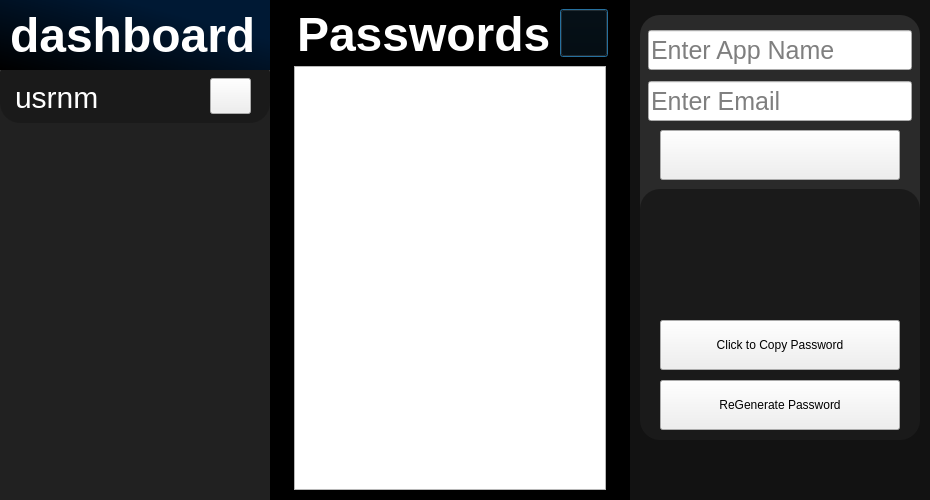
mvrck-dev/Clover, file clover_dashboard.ui: the form before one commit.
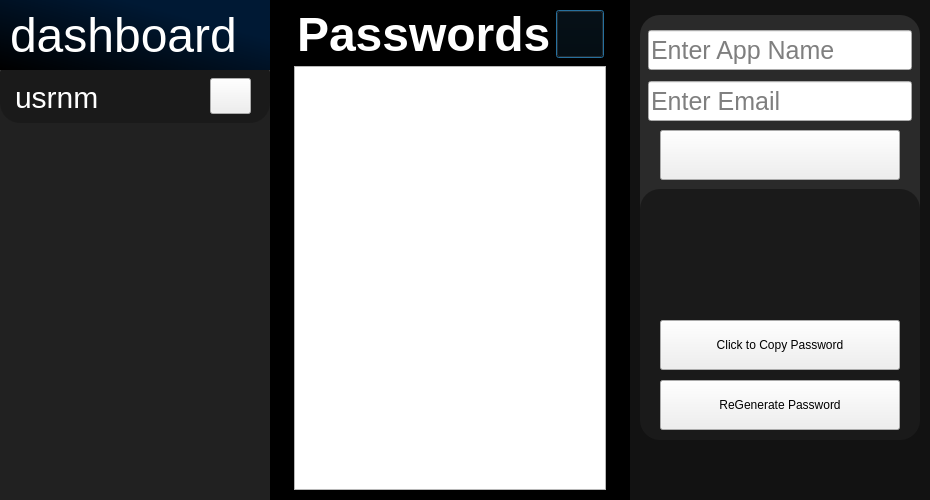
The form after the commit. Icons and pictures are not drawn.

The edit to the form file:
```diff
--- a/clover_dashboard.ui
+++ b/clover_dashboard.ui
@@ -80,7 +80,7 @@
      </rect>
     </property>
     <property name="styleSheet">
-     <string notr="true">#dashboard_text{color: #FFFFFF; font-size: 48px; font-weight: 500;}</string>
+     <string notr="true">#dashboard_text{color: #FFFFFF; font-size: 48px; font-weight: 200;}</string>
     </property>
     <property name="text">
      <string>dashboard</string>
@@ -105,8 +105,8 @@
    <widget class="QPushButton" name="removebtn">
     <property name="geometry">
      <rect>
-      <x>560</x>
-      <y>9</y>
+      <x>556</x>
+      <y>10</y>
       <width>48</width>
       <height>48</height>
      </rect>
```
